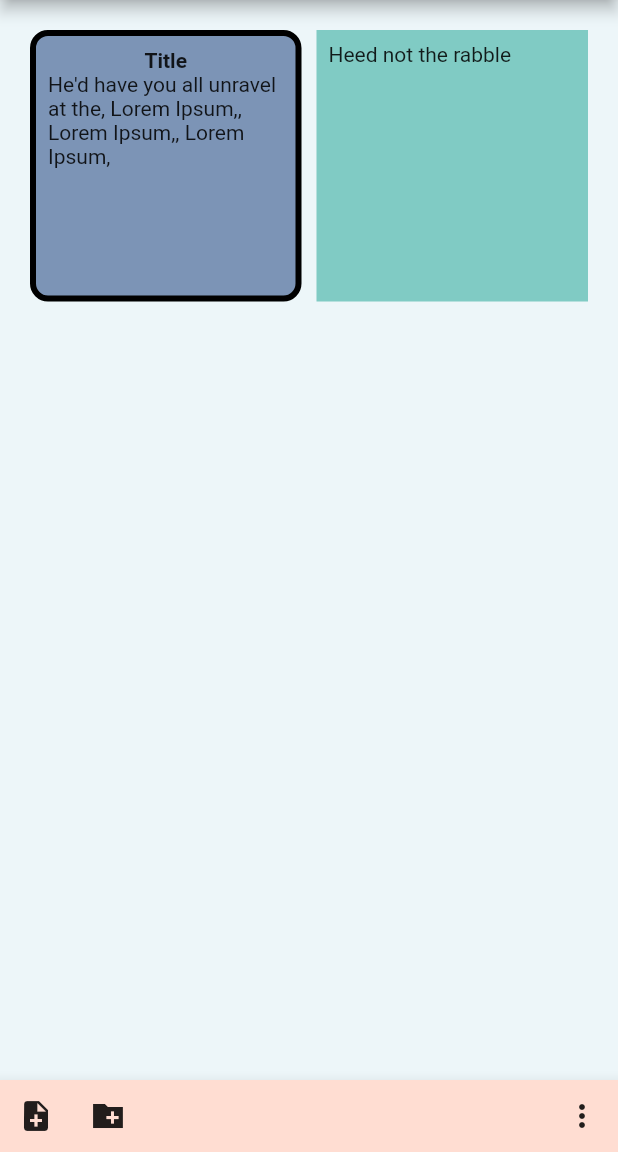
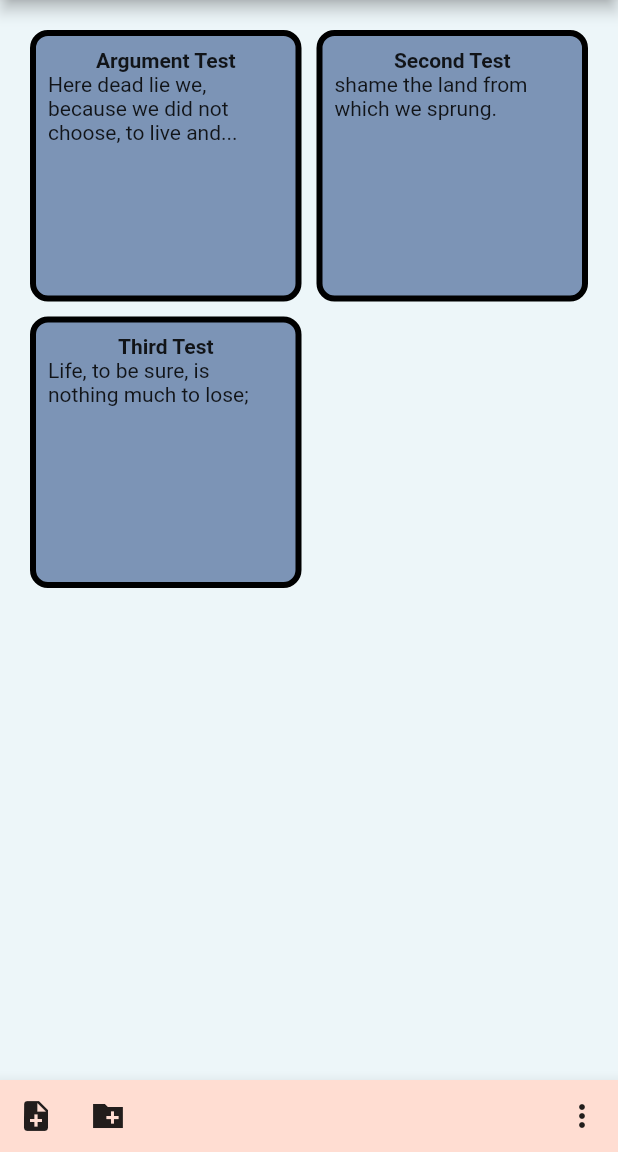
Before and after one commit to DanRagsdale/Panels, a Flutter app: the screen it shows after launch, on a phone screen of 412 x 824 dp, the part 84-1236 px from its top. Run offline on Flutter 3.47's test engine with Material 2 defaults, Android fonts, the phone set to English and light mode, and no system bars.

Commit message:
Created custom widget for note icons in the main menu.

```diff
--- a/lib/main.dart
+++ b/lib/main.dart
@@ -1,6 +1,7 @@
 import 'package:flutter/material.dart';
 
 import 'second_page.dart';
+import 'note_icon.dart';
 
 const Color COLOR_TEXT = Color(0xff000000);
 //const Color COLOR_MENU_TEXT = Color(0xff2E272D);
@@ -53,36 +54,17 @@ class FirstPage extends StatelessWidget {
 					mainAxisSpacing: 10,
 					crossAxisCount: 2,
 					children: <Widget>[
-						GestureDetector(
-							onTap: () {
-								Navigator.of(context).push(
-									MaterialPageRoute(
-										builder: (context) => SecondPage("Title from 0")
-									),
-								);
-							},
-							child: Container(
-								padding: const EdgeInsets.all(8),
-								decoration: BoxDecoration(
-									color: const Color(0xff7c94b6),
-									border: Border.all(
-										width: 4,
-									),
-									borderRadius: BorderRadius.circular(12),
-								),
-								child: Column(
-									children: [
-										Text("Title", style: TextStyle(fontWeight: FontWeight.bold)),
-										const Text("He'd have you all unravel at the, Lorem Ipsum,, Lorem Ipsum,, Lorem Ipsum,   "),
-									],
-								),
-							),
+						NoteIcon(
+							title: "Argument Test",
+							preview: "Here dead lie we, because we did not choose, to live and...",
 						),
-
-						Container(
-							padding: const EdgeInsets.all(8),
-							color: Colors.teal[200],
-							child: const Text('Heed not the rabble'),
+						NoteIcon(
+							title: "Second Test",
+								preview: "shame the land from which we sprung.",
+						),
+						NoteIcon(
+							title: "Third Test",
+							preview: "Life, to be sure, is nothing much to lose;",
 						),
 					],
 				),
--- /dev/null
+++ b/lib/note_icon.dart
@@ -0,0 +1,39 @@
+import 'package:flutter/material.dart';
+
+import 'second_page.dart';
+
+class NoteIcon extends StatelessWidget {
+	NoteIcon({required this.title, required this.preview});
+
+	final String title;
+	final String preview;
+
+	@override
+	Widget build(BuildContext context) {
+		return GestureDetector(
+			onTap: () {
+				Navigator.of(context).push(
+					MaterialPageRoute(
+						builder: (context) => SecondPage(this.title)
+					),
+				);
+			},
+			child: Container(
+				padding: const EdgeInsets.all(8),
+				decoration: BoxDecoration(
+					color: const Color(0xff7c94b6),
+					border: Border.all(
+						width: 4,
+					),
+					borderRadius: BorderRadius.circular(12),
+				),
+				child: Column(
+					children: [
+						Text(this.title, style: TextStyle(fontWeight: FontWeight.bold)),
+						Text(this.preview),
+					],
+				),
+			),
+		);
+	}
+}
```
